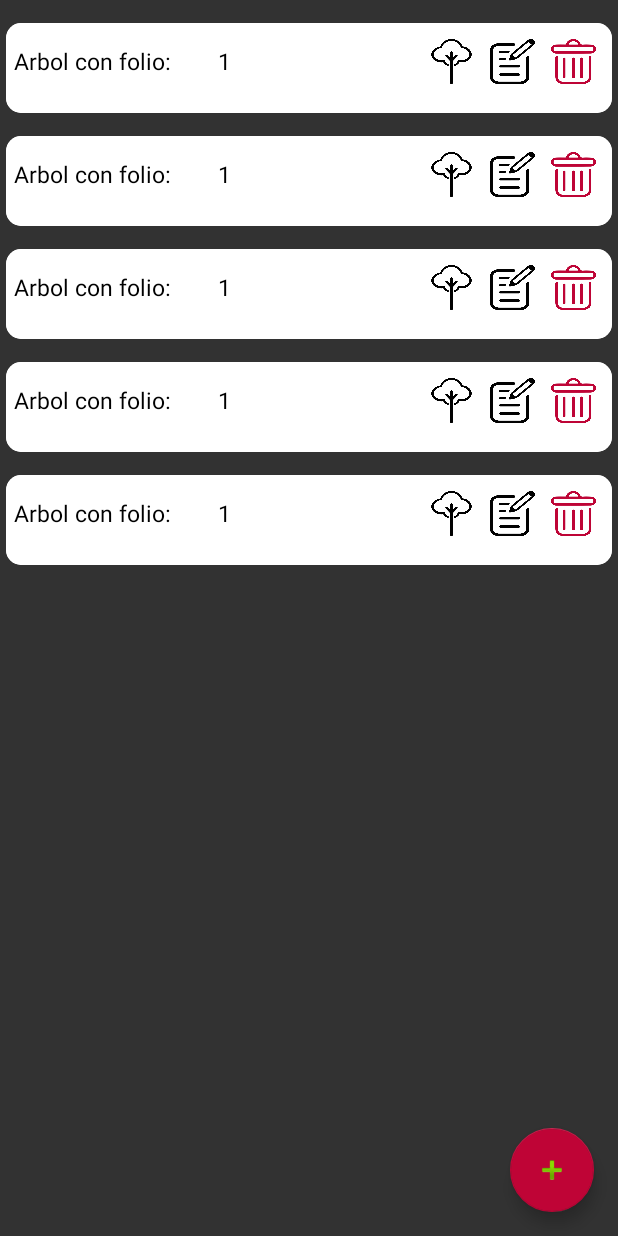
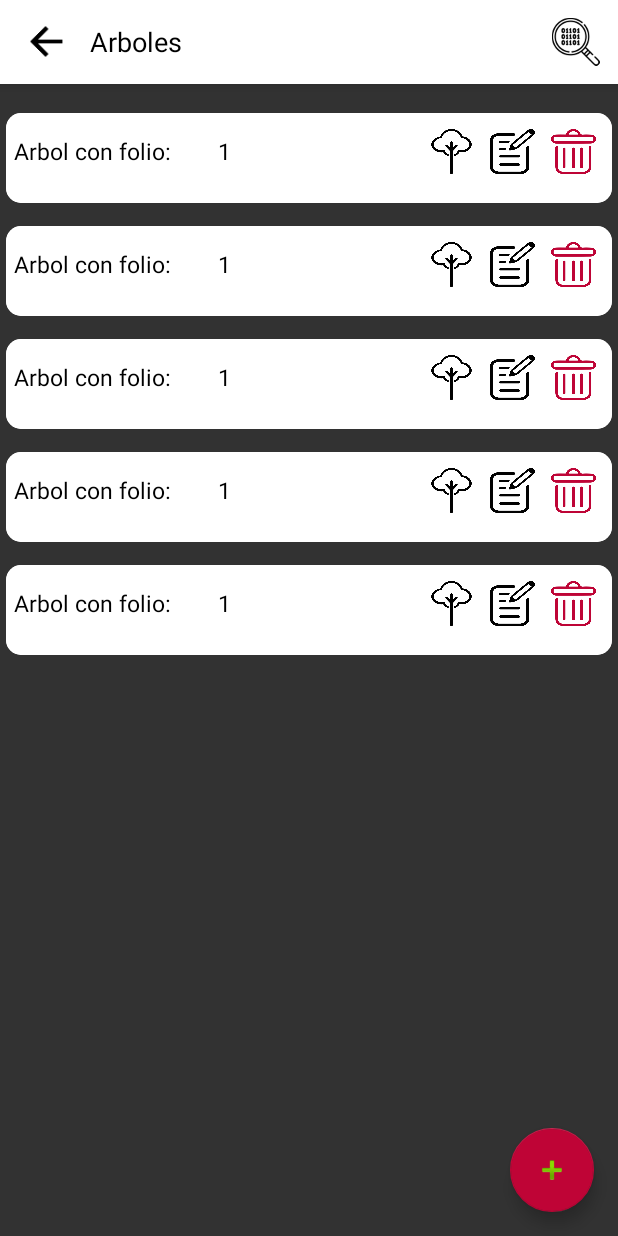
Before and after one commit to DidierMatos/Sincronizacion-SQLite-Server-Google-Maps, an Android app: the ArbolesActivity screen opened directly, with no data from a screen before it, on a phone screen of 412 x 824 dp. Run offline under Robolectric (Android 15) with nearby library versions, the phone set to English and light mode, and no system bars; our stand-ins replace CircleImageView.

Commit message:
Agregando SearchView y ajustando PrimaryColor, PrimaryDark y colorFondo

```diff
--- a/app/src/main/java/com/mayandevelopers/pftp/views/ArbolesActivity.java
+++ b/app/src/main/java/com/mayandevelopers/pftp/views/ArbolesActivity.java
@@ -2,11 +2,15 @@ package com.mayandevelopers.pftp.views;
 
 import android.support.design.widget.FloatingActionButton;
 import android.support.design.widget.Snackbar;
+import android.support.v4.view.MenuItemCompat;
 import android.support.v7.app.AppCompatActivity;
 import android.os.Bundle;
 import android.support.v7.widget.LinearLayoutManager;
 import android.support.v7.widget.RecyclerView;
+import android.support.v7.widget.SearchView;
 import android.support.v7.widget.Toolbar;
+import android.view.Menu;
+import android.view.MenuItem;
 import android.view.View;
 
 import com.mayandevelopers.pftp.R;
@@ -18,6 +22,7 @@ import java.util.List;
 
 public class ArbolesActivity extends AppCompatActivity {
 
+    Toolbar toolbar;
     ArrayList<ArbolesModel> arboles_model;
     RecyclerView rv_mis_arboles;
     RvArbolesController rv_arboles_controller;
@@ -31,6 +36,11 @@ public class ArbolesActivity extends AppCompatActivity {
 
 
         arboles_model = new ArrayList<>();
+
+
+        toolbar = (Toolbar) findViewById(R.id.toolbarArboles);
+        setSupportActionBar(toolbar);
+        getSupportActionBar().setDisplayShowTitleEnabled(false);
 
 
         for (int i = 0; i< 5; i++){
@@ -61,4 +71,18 @@ public class ArbolesActivity extends AppCompatActivity {
 
 
     }
+
+    @Override
+    public boolean onCreateOptionsMenu(Menu menu) {
+        // Inflate the menu; this adds items to the action bar if it is present.
+        getMenuInflater().inflate(R.menu.toolbar_options, menu);
+
+        MenuItem menuItem = menu.findItem(R.id.find);
+        SearchView searchView = (SearchView) menuItem.getActionView();
+        searchView.setQueryHint("Escribe algo");
+        MenuItemCompat.getActionView(menuItem);
+        // searchView.setOnQueryTextListener(this);
+
+        return true;
+    }
 }
--- a/app/src/main/java/com/mayandevelopers/pftp/views/LoginActivity.java
+++ b/app/src/main/java/com/mayandevelopers/pftp/views/LoginActivity.java
@@ -7,6 +7,7 @@ import android.os.Bundle;
 import android.view.View;
 import android.widget.Button;
 
+import com.mayandevelopers.pftp.MainActivity;
 import com.mayandevelopers.pftp.R;
 
 public class LoginActivity extends AppCompatActivity {
--- a/app/src/main/res/layout/activity_arboles.xml
+++ b/app/src/main/res/layout/activity_arboles.xml
@@ -5,17 +5,42 @@
     android:layout_width="match_parent"
     android:layout_height="match_parent"
     tools:context=".views.ArbolesActivity"
-    android:background="@color/colorPrimary">
+    android:background="@color/colorFondo">
 
     <RelativeLayout
         android:layout_width="match_parent"
         android:layout_height="match_parent">
 
+        <android.support.v7.widget.Toolbar
+            android:id="@+id/toolbarArboles"
+            android:layout_height="wrap_content"
+            android:layout_width="match_parent"
+            android:background="@color/colorBlanco"
+            android:elevation="5dp">
+
+            <ImageButton
+                android:id="@+id/imgbtnBackRanchos"
+                android:layout_width="30dp"
+                android:layout_height="30dp"
+                android:layout_alignParentStart="true"
+                android:layout_alignParentTop="true"
+                android:background="@drawable/ic_action_arrow_left"/>
+
+            <TextView
+                android:layout_width="wrap_content"
+                android:layout_height="wrap_content"
+                android:text="Arboles"
+                android:textColor="@color/colorNegro"
+                android:layout_marginStart="30dp"
+                android:textSize="18sp" />
+        </android.support.v7.widget.Toolbar>
+
         <android.support.v7.widget.RecyclerView
             android:id="@+id/rvMisArboles"
             android:layout_width="match_parent"
             android:layout_height="wrap_content"
-            android:orientation="vertical">
+            android:orientation="vertical"
+            android:layout_marginTop="60dp">
         </android.support.v7.widget.RecyclerView>
 
     </RelativeLayout>
--- a/app/src/main/res/layout/activity_login.xml
+++ b/app/src/main/res/layout/activity_login.xml
@@ -5,7 +5,7 @@ xmlns:tools="http://schemas.android.com/tools"
 android:id="@+id/activity_main"
 android:layout_width="match_parent"
 android:layout_height="match_parent"
-android:background="@color/colorPrimary"
+android:background="@color/colorFondo"
 tools:context=".views.LoginActivity">
 
 <android.support.v7.widget.Toolbar
--- a/app/src/main/res/layout/activity_ranchos.xml
+++ b/app/src/main/res/layout/activity_ranchos.xml
@@ -25,7 +25,7 @@
         <TextView
             android:layout_width="wrap_content"
             android:layout_height="wrap_content"
-            android:text="Ranchos"
+            android:text="Arboles"
             android:textColor="@color/colorNegro"
             android:layout_marginStart="30dp"
             android:textSize="18sp" />
--- a/app/src/main/res/menu/toolbar_options.xml
+++ b/app/src/main/res/menu/toolbar_options.xml
@@ -7,7 +7,7 @@
 
     <item
         android:id="@+id/find"
-        android:icon="@drawable/ic_search"
+        android:icon="@drawable/ic_search_folio"
         android:orderInCategory="100"
         app:actionViewClass="android.support.v7.widget.SearchView"
         app:showAsAction="always|collapseActionView"
--- a/app/src/main/res/values/colors.xml
+++ b/app/src/main/res/values/colors.xml
@@ -1,7 +1,7 @@
 <?xml version="1.0" encoding="utf-8"?>
 <resources>
-    <color name="colorPrimary">#CC000000</color>
-    <color name="colorPrimaryDark">#BF000000</color>
+    <color name="colorPrimary">#FFFFFF</color>
+    <color name="colorPrimaryDark">#000000</color>
     <color name="colorAccent">#BF0436</color>
 
     <color name="colorBlanco">#FFFFFF</color>
@@ -15,6 +15,7 @@
     <color name="colorBotonVerde">#1B8E5A</color>
     <color name="colorBotonRojo">#BF0436</color>
     <color name="colorBordeInferior">#9d9d9d</color>
+    <color name="colorFondo">#CC000000</color>
 
 
 
```
